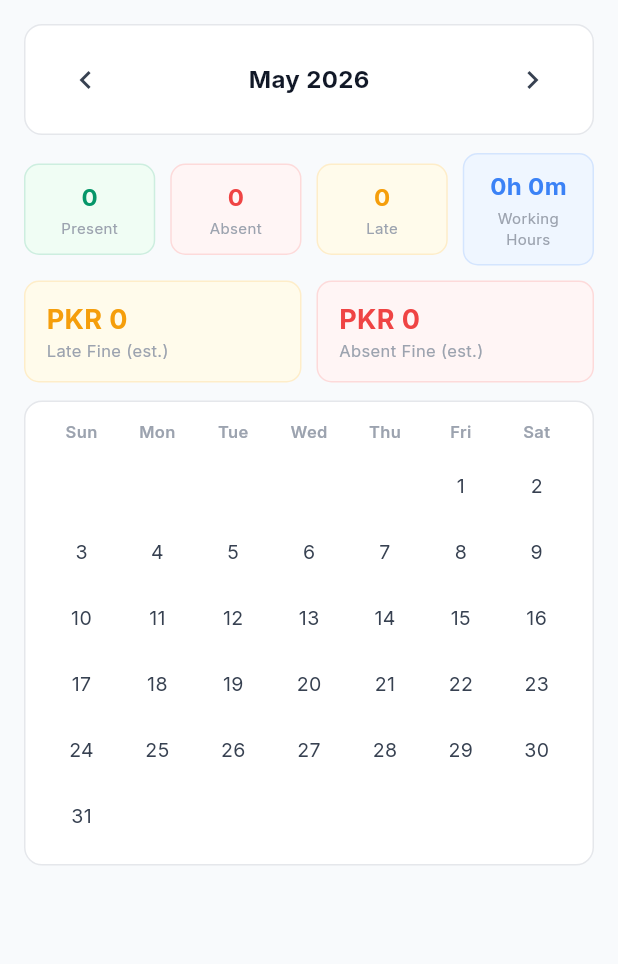
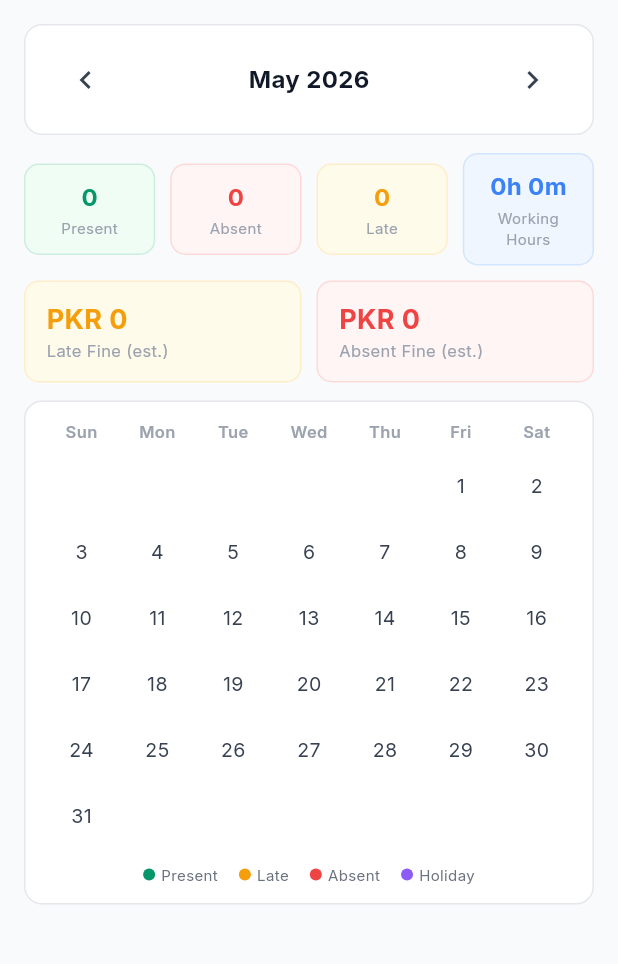
Before and after one commit to MuhaAbbas/Flutter-app, a Flutter app: the EmployeeAttendanceScreen screen opened directly, after a tap on the "chevron left" icon, on a phone screen of 412 x 824 dp, the part 156-1120 px from its top. Run offline on Flutter 3.47's test engine with Material 3 defaults, Android fonts, the phone set to English and light mode, and no system bars; our stand-ins replace dio, fl_chart, flutter_animate, geolocator, google_fonts, shared_preferences; missing offline and left inert: dart:html; accounts and stored records are empty; network calls fail.

Commit message:
fix: show public holidays as purple dots on employee calendar
- getMyAttendanceHistory now returns { records, publicHolidayDates }
- Calendar builds holidayDates set from publicHolidayDates and
  removes those days from absentDates so they dont show as absent
- _buildCalendarDays renders holidays with purple dot (0xFF8B5CF6)
- Added color legend below calendar grid
- Updated employee_dashboard.dart to use new map return shape

Co-Authored-By: Claude Sonnet 4.6 <noreply@anthropic.com>

```diff
--- a/lib/screens/employee_attendance_screen.dart
+++ b/lib/screens/employee_attendance_screen.dart
@@ -72,6 +72,7 @@ class _MyCalendarTabState extends State<_MyCalendarTab> {
   DateTime _month = DateTime(DateTime.now().year, DateTime.now().month);
   Map<String, dynamic> _stats = {};
   List<Map<String, dynamic>> _records = [];
+  List<String> _publicHolidayDates = [];
   bool _loading = false;
 
   @override
@@ -88,7 +89,9 @@ class _MyCalendarTabState extends State<_MyCalendarTab> {
     ]);
     setState(() {
       _stats = results[0] as Map<String, dynamic>;
-      _records = results[1] as List<Map<String, dynamic>>;
+      final historyData = results[1] as Map<String, dynamic>;
+      _records = historyData['records'] as List<Map<String, dynamic>>;
+      _publicHolidayDates = (historyData['publicHolidayDates'] as List).cast<String>();
       _loading = false;
     });
   }
@@ -121,6 +124,7 @@ class _MyCalendarTabState extends State<_MyCalendarTab> {
     final presentDates = <int>{};
     final lateDates = <int>{};
     final absentDates = <int>{};
+    final holidayDates = <int>{};
     for (final r in _records) {
       final dateStr = r['date'] ?? r['checkIn'] ?? '';
       try {
@@ -130,6 +134,15 @@ class _MyCalendarTabState extends State<_MyCalendarTab> {
           if (status == 'late') lateDates.add(d.day);
           else if (status == 'absent') absentDates.add(d.day);
           else presentDates.add(d.day);
+        }
+      } catch (_) {}
+    }
+    for (final dateStr in _publicHolidayDates) {
+      try {
+        final d = DateTime.parse(dateStr);
+        if (d.month == _month.month && d.year == _month.year) {
+          holidayDates.add(d.day);
+          absentDates.remove(d.day);
         }
       } catch (_) {}
     }
@@ -222,7 +235,20 @@ class _MyCalendarTabState extends State<_MyCalendarTab> {
                         .toList(),
                   ),
                   const SizedBox(height: 8),
-                  _buildCalendarDays(presentDates, lateDates, absentDates),
+                  _buildCalendarDays(presentDates, lateDates, absentDates, holidayDates),
+                  const SizedBox(height: 12),
+                  Row(
+                    mainAxisAlignment: MainAxisAlignment.center,
+                    children: [
+                      _legendDot(const Color(0xFF059669), 'Present'),
+                      const SizedBox(width: 14),
+                      _legendDot(const Color(0xFFF59E0B), 'Late'),
+                      const SizedBox(width: 14),
+                      _legendDot(const Color(0xFFEF4444), 'Absent'),
+                      const SizedBox(width: 14),
+                      _legendDot(const Color(0xFF8B5CF6), 'Holiday'),
+                    ],
+                  ),
                 ],
               ),
             ),
@@ -233,7 +259,7 @@ class _MyCalendarTabState extends State<_MyCalendarTab> {
     );
   }
 
-  Widget _buildCalendarDays(Set<int> present, Set<int> late, Set<int> absent) {
+  Widget _buildCalendarDays(Set<int> present, Set<int> late, Set<int> absent, Set<int> holidays) {
     final firstDay = DateTime(_month.year, _month.month, 1);
     final daysInMonth = DateTime(_month.year, _month.month + 1, 0).day;
     final startOffset = firstDay.weekday % 7; // Sunday = 0
@@ -249,6 +275,7 @@ class _MyCalendarTabState extends State<_MyCalendarTab> {
       final isPresent = present.contains(d);
       final isLate = late.contains(d);
       final isAbsent = absent.contains(d);
+      final isHoliday = holidays.contains(d);
       final isFuture = isCurrentMonth ? d > today.day : _month.isAfter(today);
 
       Color dotColor = Colors.transparent;
@@ -256,6 +283,7 @@ class _MyCalendarTabState extends State<_MyCalendarTab> {
       if (isPresent) dotColor = const Color(0xFF059669);
       if (isLate) dotColor = const Color(0xFFF59E0B);
       if (isAbsent) dotColor = const Color(0xFFEF4444);
+      if (isHoliday) dotColor = const Color(0xFF8B5CF6);
 
       cells.add(Container(
         height: 40,
@@ -291,6 +319,14 @@ class _MyCalendarTabState extends State<_MyCalendarTab> {
       if (i + 7 < cells.length) rows.add(const SizedBox(height: 4));
     }
     return Column(children: rows);
+  }
+
+  Widget _legendDot(Color color, String label) {
+    return Row(mainAxisSize: MainAxisSize.min, children: [
+      Container(width: 8, height: 8, decoration: BoxDecoration(color: color, shape: BoxShape.circle)),
+      const SizedBox(width: 4),
+      Text(label, style: const TextStyle(color: Color(0xFF6B7280), fontSize: 10)),
+    ]);
   }
 
   Widget _statBox(String value, String label, Color textColor, Color bg) {
--- a/lib/screens/employee_dashboard.dart
+++ b/lib/screens/employee_dashboard.dart
@@ -38,7 +38,8 @@ class _EmployeeDashboardState extends State<EmployeeDashboard> {
     setState(() {
       _todayAttendance = results[0] as AttendanceRecord?;
       _stats = results[1] as Map<String, dynamic>;
-      final raw = results[2] as List<Map<String, dynamic>>;
+      final historyData = results[2] as Map<String, dynamic>;
+      final raw = historyData['records'] as List<Map<String, dynamic>>;
       _recentAttendance = raw.take(5).toList();
       _loading = false;
     });
--- a/lib/services/api_service.dart
+++ b/lib/services/api_service.dart
@@ -702,17 +702,21 @@ class ApiService {
     }
   }
 
-  Future<List<Map<String, dynamic>>> getMyAttendanceHistory({int? month, int? year}) async {
+  Future<Map<String, dynamic>> getMyAttendanceHistory({int? month, int? year}) async {
     try {
       final params = <String, String>{};
       if (month != null) params['month'] = month.toString();
       if (year != null) params['year'] = year.toString();
       final response = await _dio.get('/attendance/my', queryParameters: params);
       final data = response.data['data'];
-      final List list = data is List ? data : (data?['records'] ?? data?['items'] ?? []);
-      return list.cast<Map<String, dynamic>>();
+      final List recordList = data is List ? data : (data?['records'] ?? data?['items'] ?? []);
+      final List holidayList = data is Map ? (data['publicHolidayDates'] ?? []) : [];
+      return {
+        'records': recordList.cast<Map<String, dynamic>>(),
+        'publicHolidayDates': holidayList.cast<String>(),
+      };
     } catch (_) {
-      return [];
+      return {'records': <Map<String, dynamic>>[], 'publicHolidayDates': <String>[]};
     }
   }
 
```
